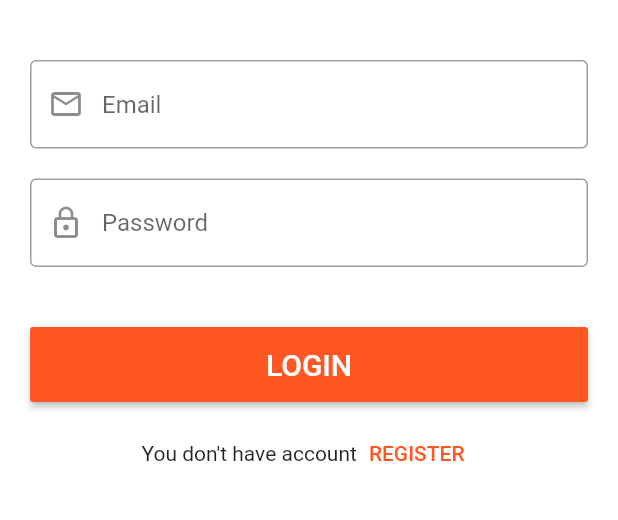
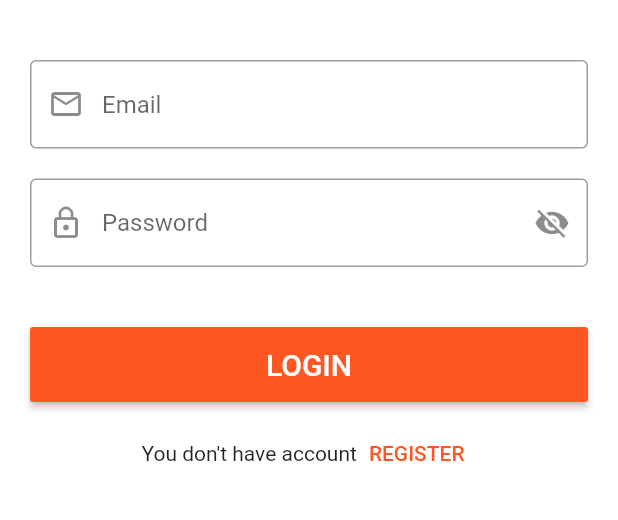
Before and after one commit to Aseel-Mohtaseb/shop-app, a Flutter app: the screen it shows after launch, after a tap on the "arrow forward ios" icon, after a tap on "SKIP", on a phone screen of 412 x 824 dp, the part 447-967 px from its top. Run offline on Flutter 3.47's test engine with Material 2 defaults, Android fonts, the phone set to English and light mode, and no system bars; our stand-ins replace bloc, dio, flutter_bloc, hexcolor, smooth_page_indicator.

Commit message:
Show / Hide Password

```diff
--- a/lib/modules/login/cubit/cubit.dart
+++ b/lib/modules/login/cubit/cubit.dart
@@ -1,4 +1,6 @@
 import 'package:bloc/bloc.dart';
+import 'package:flutter/cupertino.dart';
+import 'package:flutter/material.dart';
 import 'package:flutter_bloc/flutter_bloc.dart';
 import 'package:shop_app/modules/login/cubit/states.dart';
 import 'package:shop_app/shared/network/remote/dio_helper.dart';
@@ -8,6 +10,16 @@ class LoginCubit extends Cubit<LoginStates> {
   LoginCubit() : super(LoginInitialState());
 
   static LoginCubit get(context) => BlocProvider.of(context);
+
+  bool isPasswordShown = false;
+  Icon passwordIcon =  const Icon(Icons.visibility_off);
+
+  void showHidePassword(){
+    isPasswordShown = !isPasswordShown;
+    passwordIcon = isPasswordShown ? const Icon(Icons.visibility) : const Icon(Icons.visibility_off);
+    emit(ChangePasswordVisibilityState());
+
+  }
 
   void userLogin({
     required String email,
--- a/lib/modules/login/cubit/states.dart
+++ b/lib/modules/login/cubit/states.dart
@@ -10,3 +10,5 @@ class LoginErrorState extends LoginStates {
   final String error;
   LoginErrorState(this.error);
 }
+
+class ChangePasswordVisibilityState extends LoginStates {}
--- a/lib/modules/login/login_screen.dart
+++ b/lib/modules/login/login_screen.dart
@@ -6,7 +6,6 @@ import 'package:shop_app/modules/login/cubit/states.dart';
 import 'package:shop_app/shared/styles/colors.dart';
 
 class LoginScreen extends StatelessWidget {
-
   var loginFormKey = GlobalKey<FormState>();
 
   var emailController = TextEditingController();
@@ -32,20 +31,19 @@ class LoginScreen extends StatelessWidget {
                       children: [
                         Text(
                           'LOGIN',
-                          style: Theme
-                              .of(context)
+                          style: Theme.of(context)
                               .textTheme
                               .headline4!
-                              .copyWith(color: Colors.black,
-                              fontWeight: FontWeight.bold),
+                              .copyWith(
+                                  color: Colors.black,
+                                  fontWeight: FontWeight.bold),
                         ),
                         SizedBox(
                           height: 20,
                         ),
                         Text(
                           'Discover a world of products at your fingertips. Login and start shopping.',
-                          style: Theme
-                              .of(context)
+                          style: Theme.of(context)
                               .textTheme
                               .subtitle1!
                               .copyWith(color: Colors.grey[800]),
@@ -74,16 +72,21 @@ class LoginScreen extends StatelessWidget {
                         TextFormField(
                           controller: passwordController,
                           keyboardType: TextInputType.visiblePassword,
-                          obscureText: true,
+                          obscureText: !loginCubit.isPasswordShown,
                           validator: (value) {
                             if (value == null || value.length < 6) {
                               return 'Password should be 6 characters at least';
                             }
                             return null;
                           },
-                          decoration: const InputDecoration(
+                          decoration: InputDecoration(
                             hintText: 'Password',
-                            prefixIcon: Icon(Icons.lock_outline),
+                            prefixIcon: const Icon(Icons.lock_outline),
+                            suffixIcon: IconButton(
+                                onPressed: () {
+                                  loginCubit.showHidePassword();
+                                },
+                                icon: loginCubit.passwordIcon),
                             border: OutlineInputBorder(),
                           ),
                         ),
@@ -92,21 +95,21 @@ class LoginScreen extends StatelessWidget {
                         ),
                         MaterialButton(
                           onPressed: () {
-                            if (loginFormKey.currentState!.validate()){
+                            if (loginFormKey.currentState!.validate()) {
                               print('validate');
-                              loginCubit.userLogin(email: emailController.text,
+                              loginCubit.userLogin(
+                                  email: emailController.text,
                                   password: passwordController.text);
                             }
                             // print('not valid');
-
                           },
-                          child: Text(
+                          color: defaultColor,
+                          minWidth: double.infinity,
+                          height: 50,
+                          child: state is LoginLoadingState ? const CircularProgressIndicator(color: Colors.white,) : const Text(
                             'LOGIN',
                             style: TextStyle(color: Colors.white, fontSize: 20),
                           ),
-                          color: defaultColor,
-                          minWidth: double.infinity,
-                          height: 50,
                         ),
                         SizedBox(
                           height: 10,
--- a/lib/shared/components/components.dart
+++ b/lib/shared/components/components.dart
@@ -2,6 +2,8 @@ import 'package:flutter/material.dart';
 
 void navigateAndFinish(context, widget) => Navigator.pushAndRemoveUntil(
       context,
-      MaterialPageRoute(builder: (context) => widget,),
+      MaterialPageRoute(
+        builder: (context) => widget,
+      ),
       (route) => false,
     );
```
